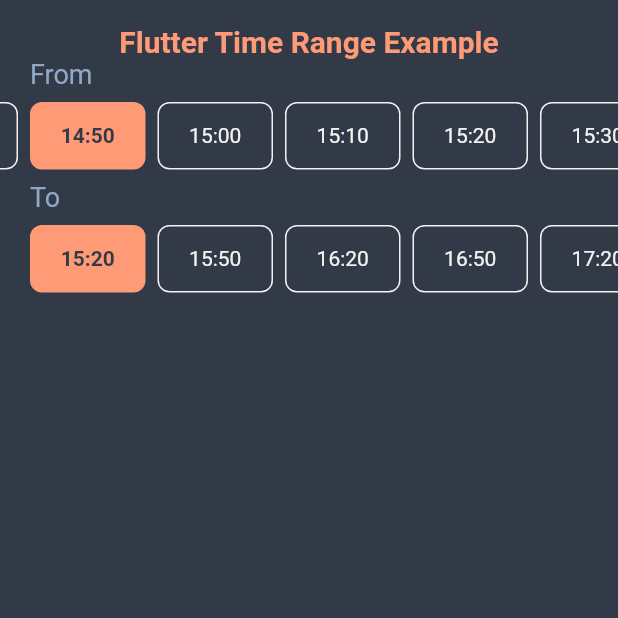
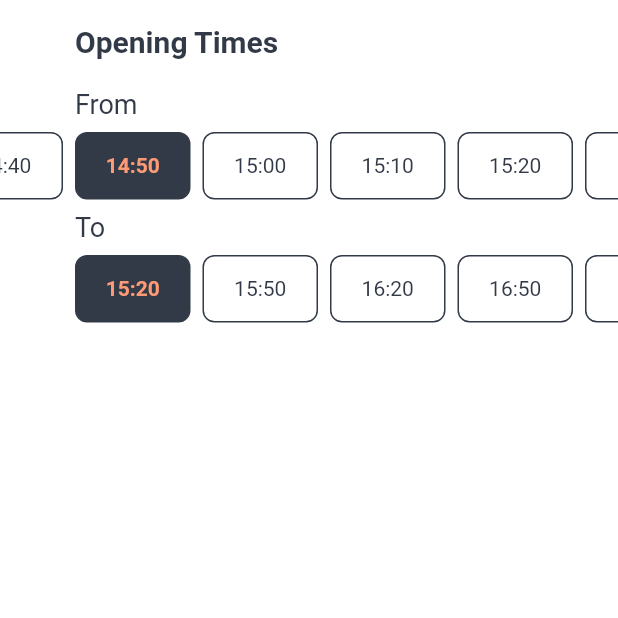
Before and after one commit to muhammadtalhasultan/time_range, a Flutter app: the screen it shows after launch, on a phone screen of 412 x 824 dp, the top half of it. Run offline on Flutter 3.47's test engine with Material 2 defaults, Android fonts, the phone set to English and light mode, and no system bars.

Commit message:
Update example

```diff
--- a/example/lib/main.dart
+++ b/example/lib/main.dart
@@ -21,44 +21,48 @@ class HomePage extends StatefulWidget {
 class _HomePageState extends State<HomePage> {
   static const orange = Color(0xFFFE9A75);
   static const dark = Color(0xFF333A47);
-  static const white = Color(0xFFF2F2F2);
   static const gray = Color(0xFF90A8C6);
+
+  static const double leftPadding = 50;
 
   TimeRangeResult _timeRange;
 
   @override
   Widget build(BuildContext context) {
+
     return Scaffold(
-        backgroundColor: dark,
-        body: Column(
+        backgroundColor: Colors.white70,
+        body: SafeArea(
+          child: Column(
+            crossAxisAlignment: CrossAxisAlignment.start,
             children: <Widget>[
-            SafeArea(
-              child: Padding(
-                padding: const EdgeInsets.only(top: 16),
+              Padding(
+                padding: const EdgeInsets.only(top: 16, left: leftPadding),
                 child: Text(
-                  'Flutter Time Range Example',
+                  'Opening Times',
                   style: Theme.of(context)
                       .textTheme
                       .title
-                      .copyWith(fontWeight: FontWeight.bold, color: orange),
+                      .copyWith(fontWeight: FontWeight.bold, color: dark),
                 ),
               ),
-            ),
+
+              SizedBox(height: 20),
 
               TimeRange(
                 fromTitle: Text(
                   'From',
-                style: TextStyle(fontSize: 18, color: gray),
+                  style: TextStyle(fontSize: 18, color: dark),
                 ),
                 toTitle: Text(
                   'To',
-                style: TextStyle(fontSize: 18, color: gray),
+                  style: TextStyle(fontSize: 18, color: dark),
                 ),
-              titlePadding: 20,
-              textColor: white,
-              activeTextColor: dark,
+                titlePadding: leftPadding,
+                textColor: dark,
+                activeTextColor: orange,
                 backgroundColor: Colors.transparent,
-              activeBackgroundColor: orange,
+                activeBackgroundColor: dark,
                 firstTime: TimeOfDay(hour: 8, minute: 00),
                 lastTime: TimeOfDay(hour: 20, minute: 00),
                 initialRange: TimeRangeResult(
@@ -72,13 +76,14 @@ class _HomePageState extends State<HomePage> {
               SizedBox(height: 30),
               if (_timeRange != null)
                 Padding(
-                padding: const EdgeInsets.only(top: 8.0),
+                  padding: const EdgeInsets.only(top: 8.0, left: leftPadding),
                   child: Text(
                     'Selected Range: ${_timeRange.start.hhmm()} - ${_timeRange.end.hhmm()}',
-                  style: TextStyle(fontSize: 20, color: gray),
+                    style: TextStyle(fontSize: 20, color: dark),
                   ),
                 )
             ],
+          ),
         ));
   }
 }
--- a/pubspec.yaml
+++ b/pubspec.yaml
@@ -1,6 +1,6 @@
 name: time_range
 description: Flutter widget for selecting a time range. You can specify the steps between the hours, time blocks that the range must meet and widget colors.
-version: 0.1.2
+version: 0.2.0
 homepage: https://github.com/ikicodedev/time_range.git
 
 environment:
```
Also changed, not shown: example/pubspec.lock, 1 other file. Lines whose indentation alone changed are shown as unchanged.
